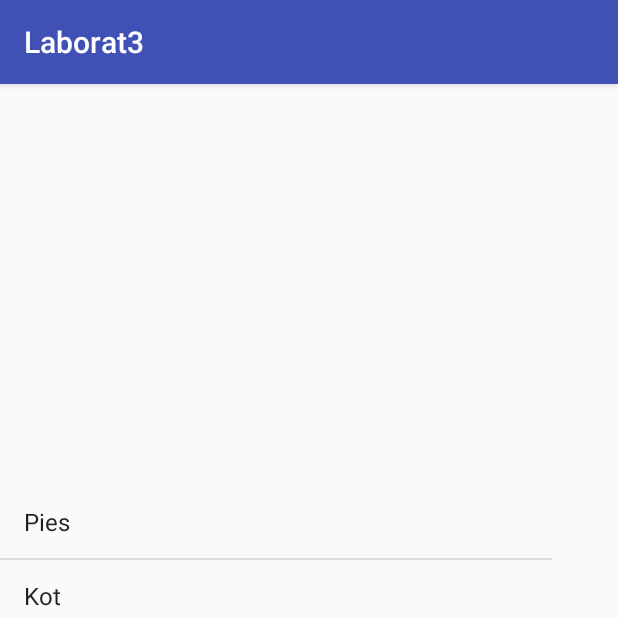
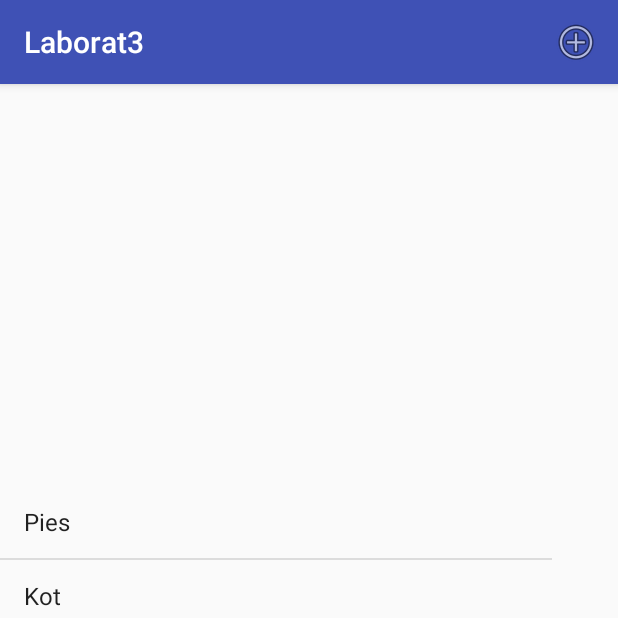
Before and after one commit to kmnowosielski/Laborat3, an Android app: the screen it shows after launch (MainActivity), on a phone screen of 412 x 824 dp, the top half of it. Run offline under Robolectric (Android 15) with nearby library versions, the phone set to English and light mode, and no system bars.

```diff
--- a/app/src/main/java/com/example/kmn/laborat3/MainActivity.java
+++ b/app/src/main/java/com/example/kmn/laborat3/MainActivity.java
@@ -3,6 +3,8 @@ package com.example.kmn.laborat3;
 import android.content.Intent;
 import android.support.v7.app.AppCompatActivity;
 import android.os.Bundle;
+import android.view.Menu;
+import android.view.MenuInflater;
 import android.view.MenuItem;
 import android.widget.ArrayAdapter;
 import android.widget.ListView;
@@ -35,6 +37,13 @@ public class MainActivity extends AppCompatActivity {
         startActivityForResult(intencja, 1);
     }
 
+    public boolean onCreateOptionsMenu(Menu menu)
+    {
+        MenuInflater inflater = getMenuInflater();
+        inflater.inflate(R.menu.menu, menu);
+        return true;
+    }
+
     @Override
     protected void onActivityResult(int requestCode, int resultCode, Intent data)
     {
--- a/app/src/main/res/layout/activity_dodaj_wpis.xml
+++ b/app/src/main/res/layout/activity_dodaj_wpis.xml
@@ -14,7 +14,8 @@
         android:inputType="textPersonName"
         android:text="Name"
         tools:layout_editor_absoluteX="122dp"
-        tools:layout_editor_absoluteY="157dp" />
+        tools:layout_editor_absoluteY="157dp"
+        tools:ignore="MissingConstraints" />
 
     <Button
         android:id="@+id/button"
@@ -23,5 +24,6 @@
         android:onClick="wyslij"
         android:text="Button"
         tools:layout_editor_absoluteX="148dp"
-        tools:layout_editor_absoluteY="325dp" />
+        tools:layout_editor_absoluteY="325dp"
+        tools:ignore="MissingConstraints" />
 </android.support.constraint.ConstraintLayout>
--- /dev/null
+++ b/app/src/main/res/menu/menu.xml
@@ -0,0 +1,14 @@
+<?xml version="1.0" encoding="utf-8"?>
+<menu xmlns:android="http://schemas.android.com/apk/res/android"
+    xmlns:app="http://schemas.android.com/apk/res-auto">
+
+    <item
+        android:id="@+id/create"
+        android:title="Nowy"
+        android:onClick="nowyWpis"
+        android:icon="@android:drawable/ic_menu_add"
+        app:showAsAction="always"
+        />
+
+
+</menu>
```
Also changed, not shown: app/src/main/java/com/example/kmn/laborat3/Animal.java (added, +35 -0 lines), app/src/main/java/com/example/kmn/laborat3/MySQLite.java (added, +95 -0 lines).
